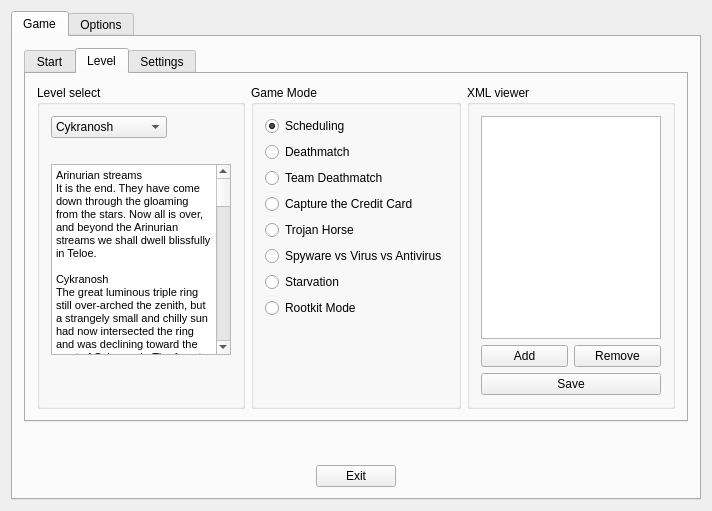
Before: the Qt Designer form xkill-gui/MainMenu2.ui in ensq/xkill-resources, drawn with Qt 5.
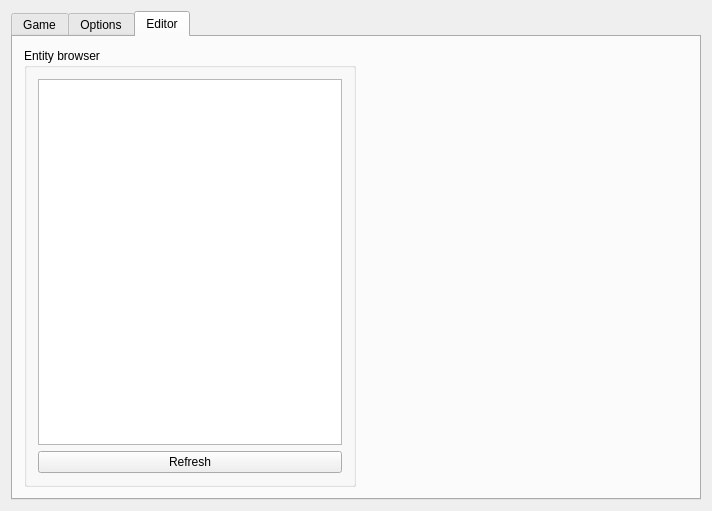
After: the same form once the commit is applied. The open tabs and pages were chosen to show the change. Icons and pictures are not drawn.

What changed in the file:
```diff
--- a/xkill-gui/MainMenu2.ui
+++ b/xkill-gui/MainMenu2.ui
@@ -36,7 +36,7 @@
        <enum>QTabWidget::Rounded</enum>
       </property>
       <property name="currentIndex">
-       <number>0</number>
+       <number>2</number>
       </property>
       <property name="elideMode">
        <enum>Qt::ElideNone</enum>
@@ -628,6 +628,9 @@
                     <layout class="QVBoxLayout" name="verticalLayout_11">
                      <item>
                       <widget class="QTreeView" name="treeView">
+                       <property name="wordWrap">
+                        <bool>true</bool>
+                       </property>
                        <attribute name="headerVisible">
                         <bool>false</bool>
                        </attribute>
@@ -2059,6 +2062,45 @@
         </item>
        </layout>
       </widget>
+      <widget class="QWidget" name="tab">
+       <attribute name="title">
+        <string>Editor</string>
+       </attribute>
+       <layout class="QHBoxLayout" name="horizontalLayout_17">
+        <item>
+         <widget class="QGroupBox" name="groupBox_8">
+          <property name="title">
+           <string>Entity browser</string>
+          </property>
+          <layout class="QVBoxLayout" name="verticalLayout_12">
+           <item>
+            <widget class="QTreeView" name="treeView_EntityBrowser"/>
+           </item>
+           <item>
+            <widget class="QPushButton" name="pushButton_editorRefresh">
+             <property name="text">
+              <string>Refresh</string>
+             </property>
+            </widget>
+           </item>
+          </layout>
+         </widget>
+        </item>
+        <item>
+         <spacer name="horizontalSpacer_2">
+          <property name="orientation">
+           <enum>Qt::Horizontal</enum>
+          </property>
+          <property name="sizeHint" stdset="0">
+           <size>
+            <width>40</width>
+            <height>20</height>
+           </size>
+          </property>
+         </spacer>
+        </item>
+       </layout>
+      </widget>
      </widget>
     </item>
    </layout>
```
Left out of the diff: 2 changed lines with no effect on the pictures.
